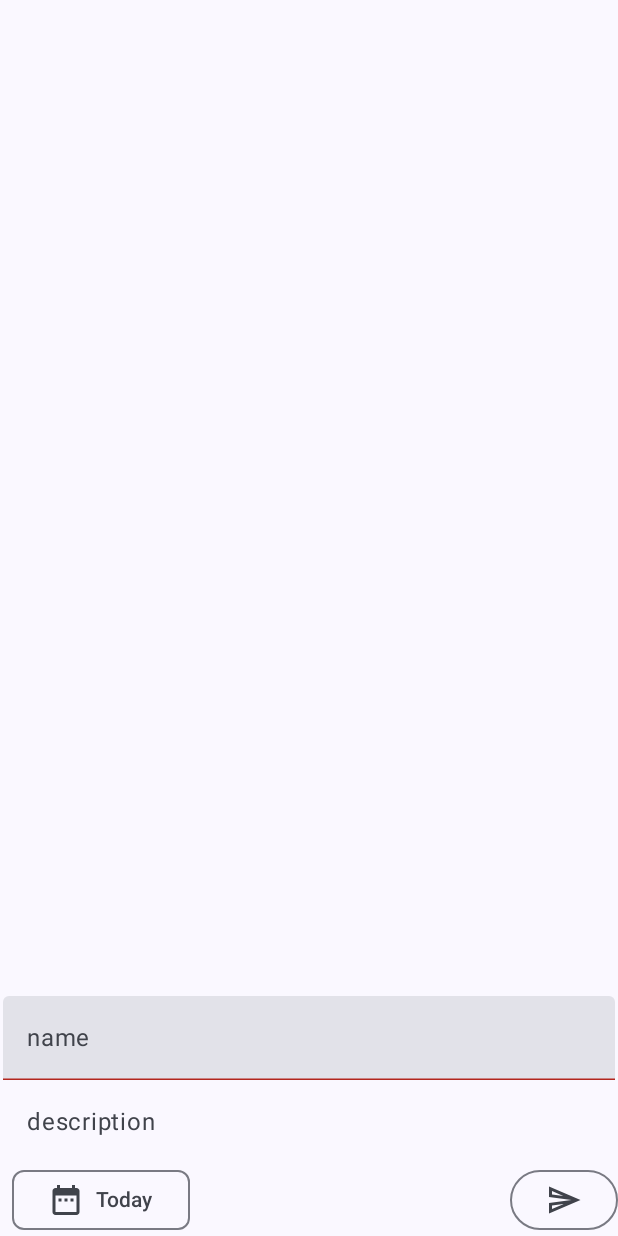
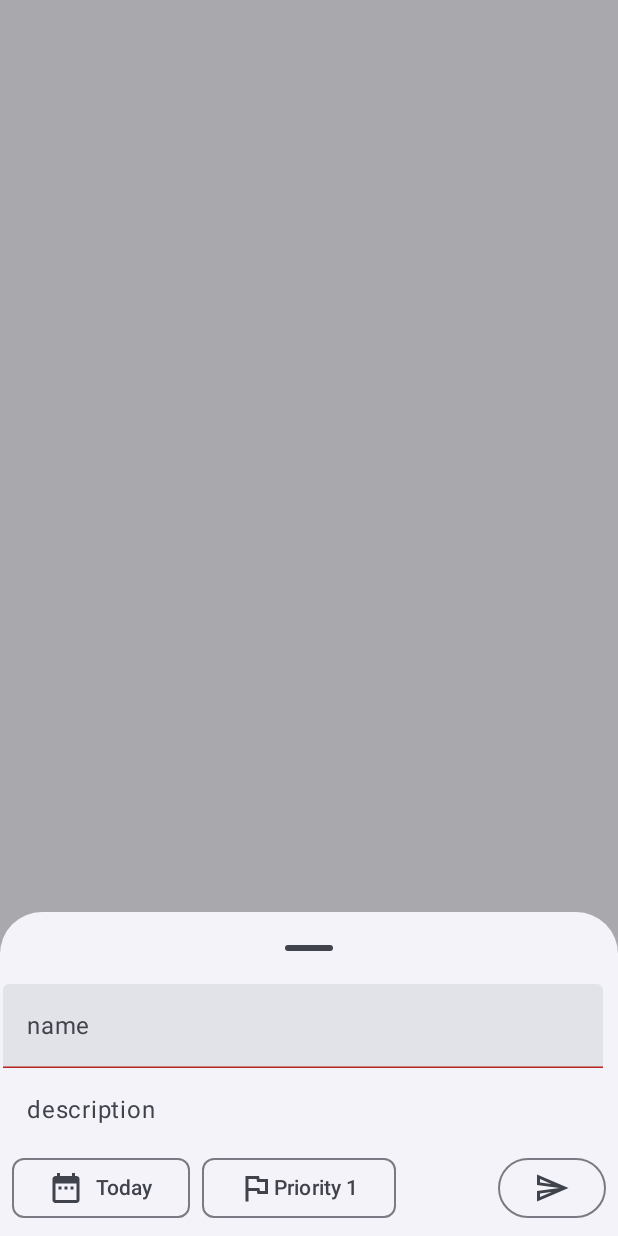
Before and after one commit to Hichamraf/To_do_List, an Android app built with Jetpack Compose: the composable AddTaskScreen shown on its own in the app's theme, after a tap on "Send", on a phone screen of 412 x 824 dp. Run offline under Robolectric (Android 15) with nearby library versions, the phone set to English and light mode, and no system bars; our stand-ins replace Dagger/Hilt's generated code, Room's generated code.

Commit message:
Add Priority chips to task list

```diff
--- /dev/null
+++ b/core/src/main/res/values/strings.xml
@@ -0,0 +1,10 @@
+<?xml version="1.0" encoding="utf-8"?>
+<resources>
+
+    <string-array name="priorities">
+        <item>Priority 1</item>
+        <item>Priority 2</item>
+        <item>Priority 3</item>
+        <item>Priority 4</item>
+    </string-array>
+</resources>
--- a/data/src/main/java/com/hicham/data/persistence/model/Task.kt
+++ b/data/src/main/java/com/hicham/data/persistence/model/Task.kt
@@ -12,5 +12,6 @@ data class Task(
     @ColumnInfo val description: String,
     @ColumnInfo val isDone: Boolean = false,
     @ColumnInfo val isFavorite: Boolean = false,
-    @ColumnInfo val date: Date? = null
+    @ColumnInfo val date: Date? = null,
+    @ColumnInfo val priority: Int = 0
 )
--- a/task/src/main/java/com/hicham/task/addtask/ui/AddTaskContract.kt
+++ b/task/src/main/java/com/hicham/task/addtask/ui/AddTaskContract.kt
@@ -6,10 +6,10 @@ import com.hicham.core.model.ViewEvent
 import com.hicham.core.model.ViewState
 
 
-data class AddTaskState (val nameError: Boolean = false) : ViewState
+data class AddTaskState(val nameError: Boolean = false) : ViewState
 
 sealed interface AddTaskAction : ViewAction {
-    data class OnAddTask(val name: String, val description: String,val date: Long?) : AddTaskAction
+    data class OnAddTask(val name: String, val description: String, val date: Long?, val priority: Int) : AddTaskAction
     data object OnNameTextChanged : AddTaskAction
 }
 
--- a/task/src/main/java/com/hicham/task/addtask/ui/AddTaskScreen.kt
+++ b/task/src/main/java/com/hicham/task/addtask/ui/AddTaskScreen.kt
@@ -1,11 +1,9 @@
 package com.hicham.task.addtask.ui
 
-import androidx.compose.foundation.background
 import androidx.compose.foundation.layout.Arrangement
 import androidx.compose.foundation.layout.Column
 import androidx.compose.foundation.layout.Row
 import androidx.compose.foundation.layout.Spacer
-import androidx.compose.foundation.layout.fillMaxSize
 import androidx.compose.foundation.layout.fillMaxWidth
 import androidx.compose.foundation.layout.padding
 import androidx.compose.foundation.layout.width
@@ -18,12 +16,13 @@ import androidx.compose.material.icons.filled.DateRange
 import androidx.compose.material3.DatePicker
 import androidx.compose.material3.DatePickerDialog
 import androidx.compose.material3.DatePickerState
+import androidx.compose.material3.DropdownMenu
+import androidx.compose.material3.DropdownMenuItem
 import androidx.compose.material3.ExperimentalMaterial3Api
 import androidx.compose.material3.Icon
-import androidx.compose.material3.MaterialTheme
+import androidx.compose.material3.ModalBottomSheet
 import androidx.compose.material3.OutlinedButton
 import androidx.compose.material3.SelectableDates
-import androidx.compose.material3.Surface
 import androidx.compose.material3.Text
 import androidx.compose.material3.TextField
 import androidx.compose.material3.TextFieldDefaults
@@ -32,17 +31,22 @@ import androidx.compose.material3.TimePickerState
 import androidx.compose.material3.rememberDatePickerState
 import androidx.compose.material3.rememberTimePickerState
 import androidx.compose.runtime.Composable
-import androidx.compose.runtime.DisposableEffect
 import androidx.compose.runtime.LaunchedEffect
 import androidx.compose.runtime.MutableState
 import androidx.compose.runtime.collectAsState
 import androidx.compose.runtime.getValue
+import androidx.compose.runtime.mutableIntStateOf
 import androidx.compose.runtime.mutableStateOf
 import androidx.compose.runtime.remember
 import androidx.compose.runtime.setValue
 import androidx.compose.ui.Modifier
+import androidx.compose.ui.focus.FocusRequester
+import androidx.compose.ui.focus.focusRequester
 import androidx.compose.ui.graphics.Color
+import androidx.compose.ui.platform.LocalContext
 import androidx.compose.ui.platform.LocalSoftwareKeyboardController
+import androidx.compose.ui.platform.SoftwareKeyboardController
+import androidx.compose.ui.res.painterResource
 import androidx.compose.ui.res.stringResource
 import androidx.compose.ui.text.input.ImeAction
 import androidx.compose.ui.tooling.preview.Preview
@@ -54,7 +58,9 @@ import com.hicham.task.addtask.ui.AddTaskAction.OnAddTask
 import com.hicham.task.addtask.ui.AddTaskAction.OnNameTextChanged
 import java.util.*
 import java.util.concurrent.TimeUnit
+import kotlinx.coroutines.delay
 
+@OptIn(ExperimentalMaterial3Api::class)
 @Composable
 fun AddTaskScreen(viewModel: AddTaskViewModel = hiltViewModel(), onGoBack: () -> Unit) {
 
@@ -62,12 +68,18 @@ fun AddTaskScreen(viewModel: AddTaskViewModel = hiltViewModel(), onGoBack: () ->
         viewModel.coordinatorEvent.collect {
             onGoBack.invoke()
         }
+
     }
-
-    Surface(modifier = Modifier.fillMaxSize()) {
+    var showBottomSheet by remember { mutableStateOf(false) }
+    ModalBottomSheet(
+        onDismissRequest = {
+            showBottomSheet = false
+        }
+    ) {
         Column {
-            Spacer(modifier = Modifier.weight(1f))
-            TaskInfos(viewModel)
+            TaskInfos(viewModel) {
+                showBottomSheet = false
+            }
         }
     }
 
@@ -76,14 +88,24 @@ fun AddTaskScreen(viewModel: AddTaskViewModel = hiltViewModel(), onGoBack: () ->
 
 @OptIn(ExperimentalMaterial3Api::class)
 @Composable
-private fun TaskInfos(viewModel: AddTaskViewModel) {
+private fun TaskInfos(viewModel: AddTaskViewModel, onBottomSheetDismissed: () -> Unit) {
 
     val state by viewModel.viewState.collectAsState()
     var name by remember { mutableStateOf("") }
     var description by remember { mutableStateOf("") }
+    val showDatePicker = remember {
+        mutableStateOf(false)
+    }
     val calendar = remember {
         Calendar.getInstance()
     }
+    val priorityMenuShow = remember {
+        mutableStateOf(false)
+    }
+
+    val priorities = LocalContext.current.resources.getStringArray(com.hicham.core.R.array.priorities)
+
+    var selectedIndex by remember { mutableIntStateOf(0) }
     val currentYear = remember {
         calendar.get(Calendar.YEAR)
     }
@@ -100,29 +122,27 @@ private fun TaskInfos(viewModel: AddTaskViewModel) {
         }
     )
     val timeState = rememberTimePickerState()
-    val showTimePicker = remember {
-        mutableStateOf(false)
-    }
-    val showDatePicker = remember {
-        mutableStateOf(false)
-    }
 
     val keyboardController = LocalSoftwareKeyboardController.current
+    val focusRequester = remember { FocusRequester() }
 
-    DisposableEffect(key1 = state) {
+    LaunchedEffect(key1 = focusRequester) {
+        focusRequester.requestFocus()
+        delay(100)
         keyboardController?.show()
-        onDispose { }
     }
 
     Column(
         verticalArrangement = Arrangement.Center,
-        modifier = Modifier.fillMaxWidth()
+        modifier = Modifier
+            .fillMaxWidth()
+            .padding(bottom = 8.dp, end = 8.dp)
     ) {
 
         TextField(
             modifier = Modifier
                 .fillMaxWidth()
-                .background(MaterialTheme.colorScheme.background)
+                .focusRequester(focusRequester)
                 .padding(start = 2.dp, end = 2.dp, top = 0.dp, bottom = 0.dp),
             value = name, onValueChange = {
                 name = it
@@ -132,8 +152,8 @@ private fun TaskInfos(viewModel: AddTaskViewModel) {
                 Text(text = stringResource(R.string.add_task_name_ph))
             },
             colors = TextFieldDefaults.colors(
-                focusedContainerColor = MaterialTheme.colorScheme.background,
-                unfocusedContainerColor = MaterialTheme.colorScheme.background,
+                focusedContainerColor = Color.Transparent,
+                unfocusedContainerColor = Color.Transparent,
                 focusedIndicatorColor = Color.Transparent,
                 unfocusedIndicatorColor = Color.Transparent
             ),
@@ -152,8 +172,8 @@ private fun TaskInfos(viewModel: AddTaskViewModel) {
                 .padding(start = 2.dp, end = 2.dp, top = 0.dp, bottom = 0.dp)
                 .fillMaxWidth(),
             colors = TextFieldDefaults.colors(
-                focusedContainerColor = MaterialTheme.colorScheme.background,
-                unfocusedContainerColor = MaterialTheme.colorScheme.background,
+                focusedContainerColor = Color.Transparent,
+                unfocusedContainerColor = Color.Transparent,
                 focusedIndicatorColor = Color.Transparent,
                 unfocusedIndicatorColor = Color.Transparent
             ),
@@ -182,50 +202,97 @@ private fun TaskInfos(viewModel: AddTaskViewModel) {
                 Spacer(modifier = Modifier.width(8.dp))
                 Text(text = "Today")
             }
+            OutlinedButton(
+                onClick = {
+                    priorityMenuShow.value = true
+                    keyboardController?.hide()
+                },
+                shape = RoundedCornerShape(8.dp),
+                modifier = Modifier.padding(start = 8.dp)
+            ) {
+                Icon(painter = painterResource(id = R.drawable.ic_flag), contentDescription = "Priority")
+                Text(text = priorities[selectedIndex])
+            }
             Spacer(modifier = Modifier.weight(1f))
             OutlinedButton(onClick = {
+                onBottomSheetDismissed.invoke()
                 viewModel.processViewActions(
                     OnAddTask(
                         name, description,
-                        (dateState.selectedDateMillis?.plus(TimeUnit.HOURS.toMillis(timeState.hour.toLong())) ?: 0)
-                                + TimeUnit.MINUTES.toMillis(timeState.minute.toLong())
-                    )
+                        getSelectedTime(dateState, timeState),
+                        selectedIndex,
+
+                        )
                 )
             }) {
                 Icon(Icons.AutoMirrored.Outlined.Send, contentDescription = "Send")
             }
         }
     }
-    CalenderPicker(datePicker = dateState, showDatePicker, showTimePicker, timeState)
+    CalenderPicker(dateState,timeState,showDatePicker)
+    PriorityMenu(priorityMenuShow, keyboardController, priorities) {
+        selectedIndex = it
+    }
+}
+
+@OptIn(ExperimentalMaterial3Api::class)
+private fun getSelectedTime(dateState: DatePickerState, timeState: TimePickerState) =
+    ((dateState.selectedDateMillis?.plus(TimeUnit.HOURS.toMillis(timeState.hour.toLong())) ?: 0)
+            + TimeUnit.MINUTES.toMillis(timeState.minute.toLong()))
+
+@Composable
+fun PriorityMenu(
+    priorityMenuShow: MutableState<Boolean>, keyboardController: SoftwareKeyboardController?,
+    priorities: Array<String>,
+    onItemSelected: (Int) -> Unit,
+) {
+    DropdownMenu(expanded = priorityMenuShow.value,
+        onDismissRequest = {
+            priorityMenuShow.value = false
+            keyboardController?.show()
+        })
+    {
+        priorities.forEachIndexed { index, s ->
+            DropdownMenuItem(text = { Text(text = s) }, onClick = {
+                priorityMenuShow.value = false
+                onItemSelected(index)
+            })
+        }
+    }
 }
 
 
 @OptIn(ExperimentalMaterial3Api::class)
 @Composable
-fun CalenderPicker(datePicker: DatePickerState, showDatePicker: MutableState<Boolean>, showTimePicker: MutableState<Boolean>, timeState: TimePickerState) {
+fun CalenderPicker(
+    datePicker: DatePickerState,
+    timeState: TimePickerState,
+    showDatePicker: MutableState<Boolean>
+) {
+    val showTimePicker = remember {
+        mutableStateOf(false)
+    }
     if (showDatePicker.value) {
         DatePickerDialog(
             onDismissRequest = {
                 showDatePicker.value = false
-                showDatePicker.value = false
             },
             confirmButton = {
                 OutlinedButton(onClick = {
-                    showTimePicker.value = true
+                    showTimePicker.value=true
                     showDatePicker.value = false
                 }) {
                     Text(text = "Choose Time")
                 }
             },
             dismissButton = {
-                OutlinedButton(onClick = { showDatePicker.value = false }) {
+                OutlinedButton(onClick = { showDatePicker.value=true }) {
                     Text(text = "Dismiss")
                 }
 
             },
             properties = DialogProperties()
         ) {
-            datePicker.selectableDates
             DatePicker(state = datePicker)
         }
     }
@@ -249,11 +316,3 @@ fun CalenderPicker(datePicker: DatePickerState, showDatePicker: MutableState<Boo
     }
 
 }
-
-@Preview
-@Composable
-fun AddTaskPreview() {
-    AddTaskScreen {
-
-    }
-}
--- a/task/src/main/java/com/hicham/task/addtask/ui/AddTaskViewModel.kt
+++ b/task/src/main/java/com/hicham/task/addtask/ui/AddTaskViewModel.kt
@@ -35,7 +35,7 @@ class AddTaskViewModel @Inject constructor(private val saveTaskUseCase: SaveTask
 
     private fun processAddTask(viewAction: OnAddTask) {
         val date = createDateFromMillis(viewAction.date)
-        val task = Task(name = viewAction.name, description = viewAction.description, date = date)
+        val task = Task(name = viewAction.name, description = viewAction.description, date = date, priority = viewAction.priority)
         if (task.isTaskValid()) {
             saveTask(task)
         } else {
--- /dev/null
+++ b/task/src/main/res/drawable/ic_flag.xml
@@ -0,0 +1,5 @@
+<vector xmlns:android="http://schemas.android.com/apk/res/android" android:autoMirrored="true" android:height="24dp" android:viewportHeight="960" android:viewportWidth="960" android:width="24dp">
+
+    <path android:fillColor="#e8eaed" android:pathData="M200,840v-680h360l16,80h224v400L520,640l-16,-80L280,560v280h-80ZM500,400ZM586,560h134v-240L510,320l-16,-80L280,240v240h290l16,80Z"/>
+
+</vector>
```
Also changed, not shown: app/src/main/java/com/hicham/todolist/MainActivity.kt (+12 -0 lines), home/src/main/java/com/hicham/home/ui/HomeScreen.kt (+25 -1 lines).
